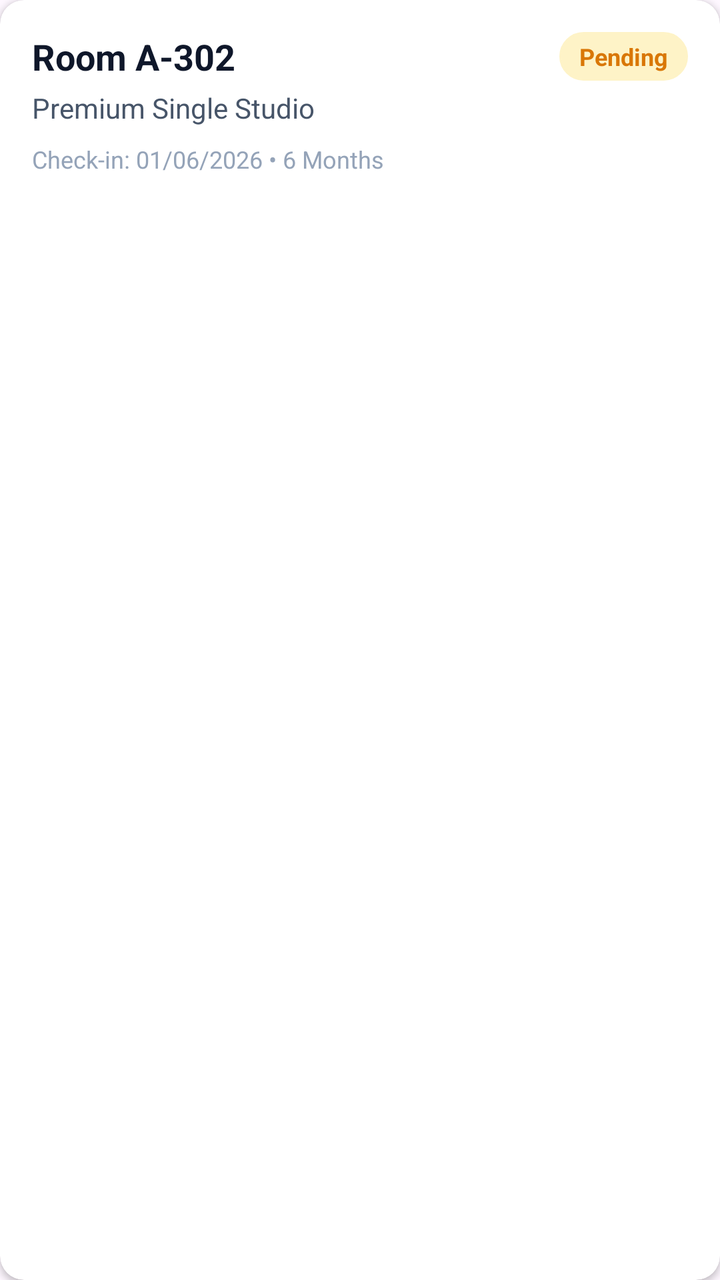
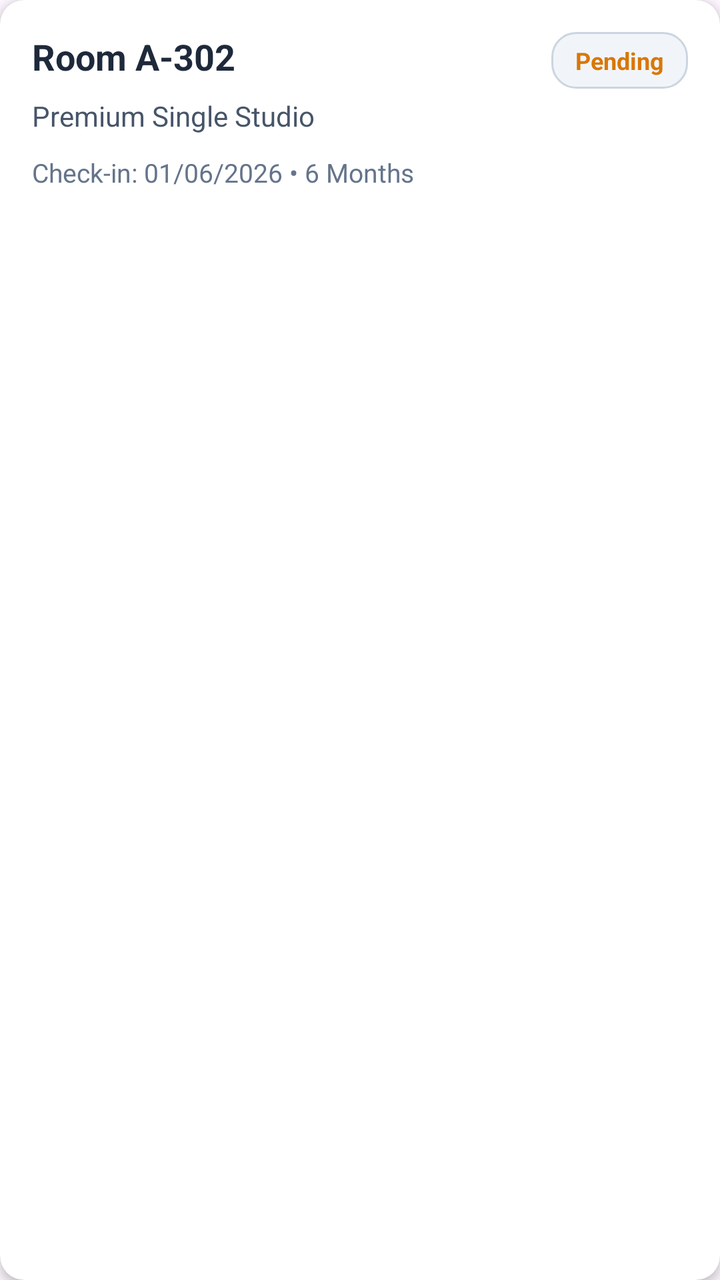

Two renders of the same Android screen: before a commit and after it. Below are the layout's source before the change and the commit's diff.
<!-- AndroidManifest.xml: application theme Theme.UTMSPACE_HostelBookingSystem -->
<!-- res/layout/item_booking_card.xml -->
<?xml version="1.0" encoding="utf-8"?>
<androidx.cardview.widget.CardView xmlns:android="http://schemas.android.com/apk/res/android"
    xmlns:app="http://schemas.android.com/apk/res-auto"
    android:layout_width="match_parent"
    android:layout_height="wrap_content"
    android:layout_marginHorizontal="4dp"
    android:layout_marginVertical="8dp"
    app:cardCornerRadius="12dp"
    app:cardElevation="2dp"
    app:cardBackgroundColor="#FFFFFF">

    <LinearLayout
        android:layout_width="match_parent"
        android:layout_height="wrap_content"
        android:orientation="vertical"
        android:padding="16dp">

        <RelativeLayout
            android:layout_width="match_parent"
            android:layout_height="wrap_content">

            <TextView
                android:id="@+id/tvRoomId"
                android:layout_width="wrap_content"
                android:layout_height="wrap_content"
                android:text="Room A-302"
                android:textColor="#0F172A"
                android:textSize="18sp"
                android:textStyle="bold" />

            
            <TextView
                android:id="@+id/tvStatus"
                android:layout_width="wrap_content"
                android:layout_height="wrap_content"
                android:layout_alignParentEnd="true"
                android:background="@drawable/input_field_rounded"
                android:backgroundTint="#FEF3C7"
                android:paddingHorizontal="10dp"
                android:paddingVertical="4dp"
                android:text="Pending"
                android:textColor="#D97706"
                android:textSize="12sp"
                android:textStyle="bold" />
        </RelativeLayout>

        <TextView
            android:id="@+id/tvRoomType"
            android:layout_width="wrap_content"
            android:layout_height="wrap_content"
            android:text="Premium Single Studio"
            android:textColor="#475569"
            android:textSize="14sp"
            android:layout_marginTop="4dp"/>

        <TextView
            android:id="@+id/tvDetails"
            android:layout_width="wrap_content"
            android:layout_height="wrap_content"
            android:text="Check-in: 01/06/2026 • 6 Months"
            android:textColor="#94A3B8"
            android:textSize="12sp"
            android:layout_marginTop="8dp"/>
    </LinearLayout>
</androidx.cardview.widget.CardView>
<!-- resources referenced by this layout -->
<resources>
  <!-- drawable input_field_rounded (drawable) -->
  <?xml version="1.0" encoding="utf-8"?>
  <shape xmlns:android="http://schemas.android.com/apk/res/android">
      <solid android:color="#F1F5F9"/>
      <corners android:radius="12dp"/>
      <stroke android:width="1dp" android:color="#CBD5E1"/>
  </shape>
  <style name="Theme.UTMSPACE_HostelBookingSystem" parent="Base.Theme.UTMSPACE_HostelBookingSystem" />
  <style name="Base.Theme.UTMSPACE_HostelBookingSystem" parent="Theme.Material3.DayNight.NoActionBar">
          
          
      </style>
</resources>

<!-- the commit's change to res/layout/item_booking_card.xml (unified diff, before → after) -->
@@ -3,10 +3,10 @@
     xmlns:app="http://schemas.android.com/apk/res-auto"
     android:layout_width="match_parent"
     android:layout_height="wrap_content"
-    android:layout_marginHorizontal="4dp"
-    android:layout_marginVertical="8dp"
+    android:layout_marginHorizontal="12dp"
+    android:layout_marginVertical="6dp"
     app:cardCornerRadius="12dp"
-    app:cardElevation="2dp"
+    app:cardElevation="3dp"
     app:cardBackgroundColor="#FFFFFF">
 
     <LinearLayout
@@ -19,12 +19,16 @@
             android:layout_width="match_parent"
             android:layout_height="wrap_content">
 
+            
             <TextView
                 android:id="@+id/tvRoomId"
                 android:layout_width="wrap_content"
                 android:layout_height="wrap_content"
+                android:layout_alignParentStart="true"
+                android:layout_toStartOf="@id/tvStatus"
+                android:layout_marginEnd="8dp"
                 android:text="Room A-302"
-                android:textColor="#0F172A"
+                android:textColor="#1E293B"
                 android:textSize="18sp"
                 android:textStyle="bold" />
 
@@ -34,16 +38,17 @@
                 android:layout_width="wrap_content"
                 android:layout_height="wrap_content"
                 android:layout_alignParentEnd="true"
+                android:layout_centerVertical="true"
                 android:background="@drawable/input_field_rounded"
-                android:backgroundTint="#FEF3C7"
-                android:paddingHorizontal="10dp"
-                android:paddingVertical="4dp"
+                android:paddingHorizontal="12dp"
+                android:paddingVertical="6dp"
                 android:text="Pending"
                 android:textColor="#D97706"
                 android:textSize="12sp"
                 android:textStyle="bold" />
         </RelativeLayout>
 
+        
         <TextView
             android:id="@+id/tvRoomType"
             android:layout_width="wrap_content"
@@ -53,13 +58,14 @@
             android:textSize="14sp"
             android:layout_marginTop="4dp"/>
 
+        
         <TextView
             android:id="@+id/tvDetails"
             android:layout_width="wrap_content"
             android:layout_height="wrap_content"
             android:text="Check-in: 01/06/2026 • 6 Months"
-            android:textColor="#94A3B8"
-            android:textSize="12sp"
-            android:layout_marginTop="8dp"/>
+            android:textColor="#64748B"
+            android:textSize="13sp"
+            android:layout_marginTop="10dp"/>
     </LinearLayout>
 </androidx.cardview.widget.CardView>
